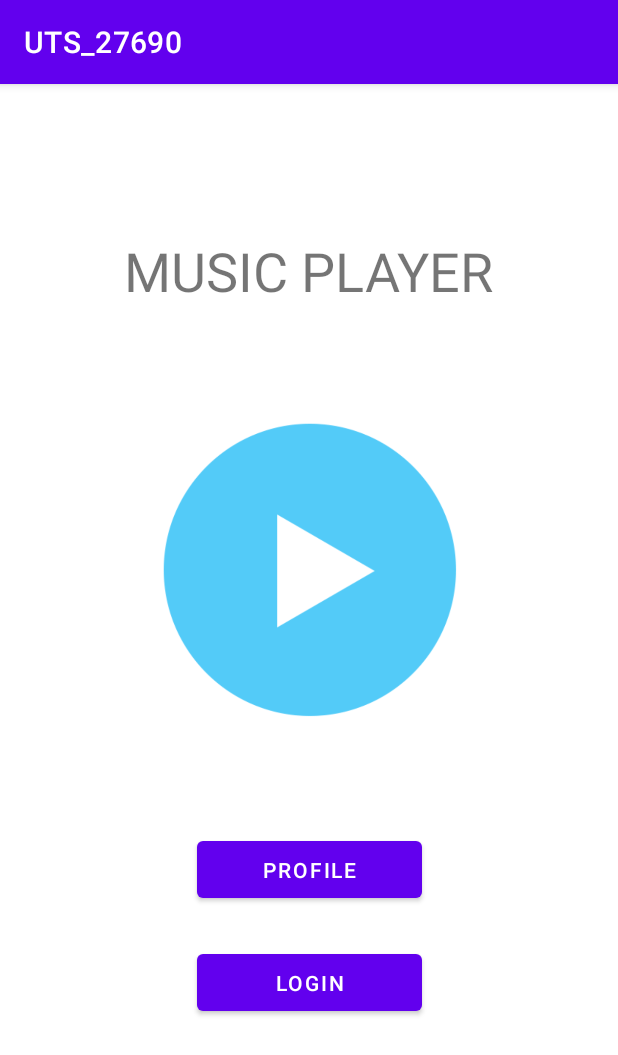
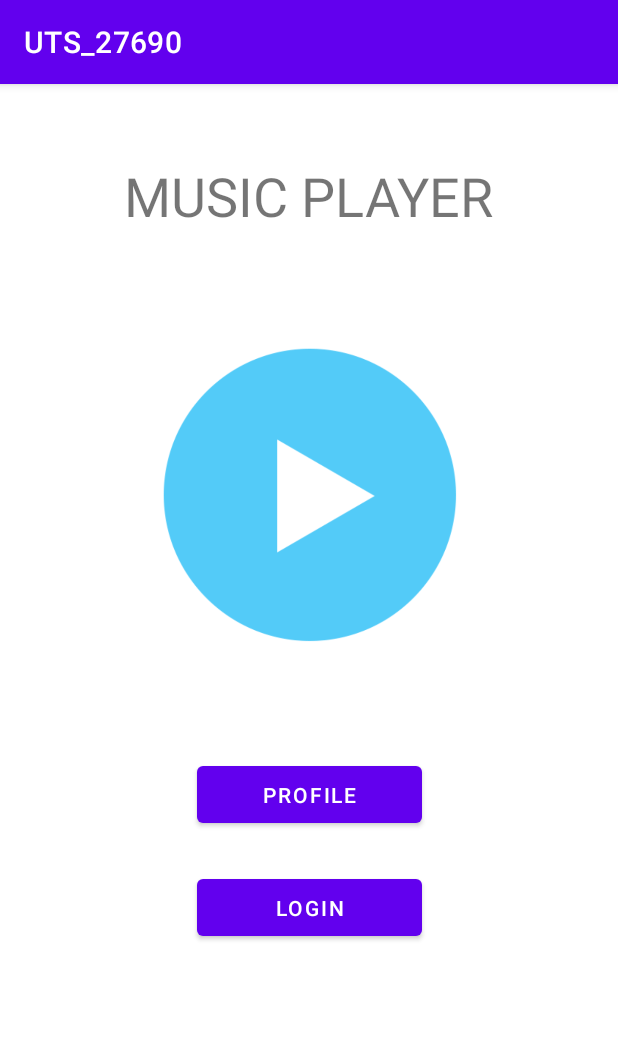
Before and after one commit to Itsakaseru/UTS_27690, an Android app: the screen it shows after launch (MainActivity), on a phone screen of 412 x 824 dp. Shown: the top 1055 px of the screen. Run offline under Robolectric (Android 15) with nearby library versions, the phone set to English and light mode, and no system bars.

Commit message:
Modified id name in main menu page

```diff
--- a/app/src/main/res/layout/activity_main.xml
+++ b/app/src/main/res/layout/activity_main.xml
@@ -10,7 +10,7 @@
         android:id="@+id/textView"
         android:layout_width="wrap_content"
         android:layout_height="wrap_content"
-        android:layout_marginTop="100dp"
+        android:layout_marginTop="50dp"
         android:text="MUSIC PLAYER"
         android:textSize="36sp"
         app:layout_constraintEnd_toEndOf="parent"
@@ -18,7 +18,7 @@
         app:layout_constraintTop_toTopOf="parent" />
 
     <ImageView
-        android:id="@+id/imageView"
+        android:id="@+id/logo"
         android:layout_width="250dp"
         android:layout_height="250dp"
         android:layout_marginTop="50dp"
@@ -35,7 +35,7 @@
         android:text="PROFILE"
         app:layout_constraintEnd_toEndOf="parent"
         app:layout_constraintStart_toStartOf="parent"
-        app:layout_constraintTop_toBottomOf="@+id/imageView" />
+        app:layout_constraintTop_toBottomOf="@+id/logo" />
 
     <Button
         android:id="@+id/btnLogin"
```
